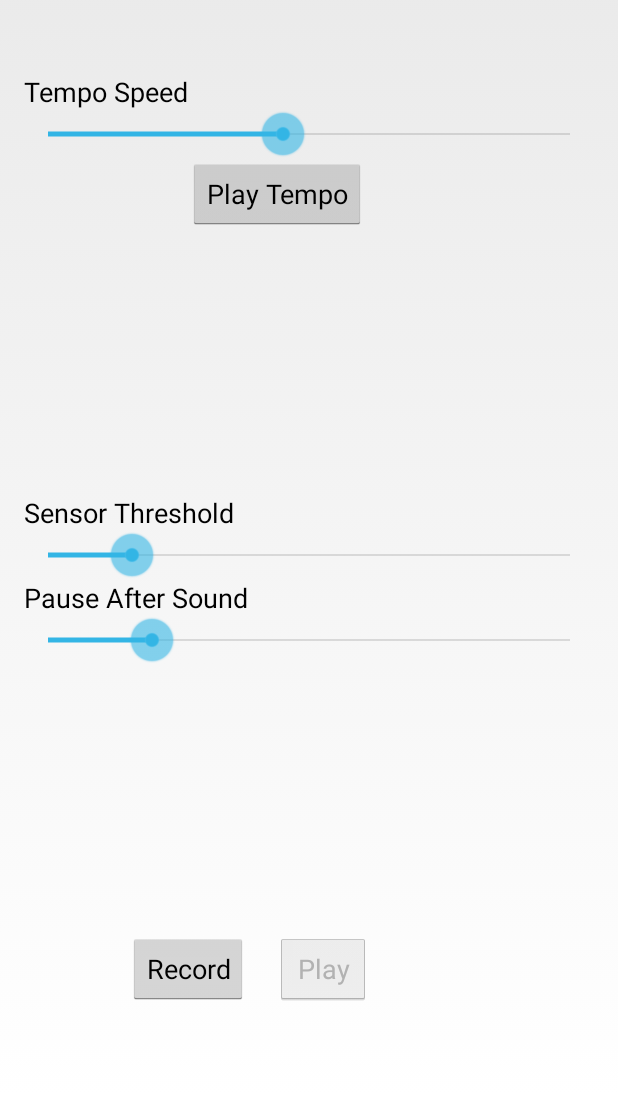
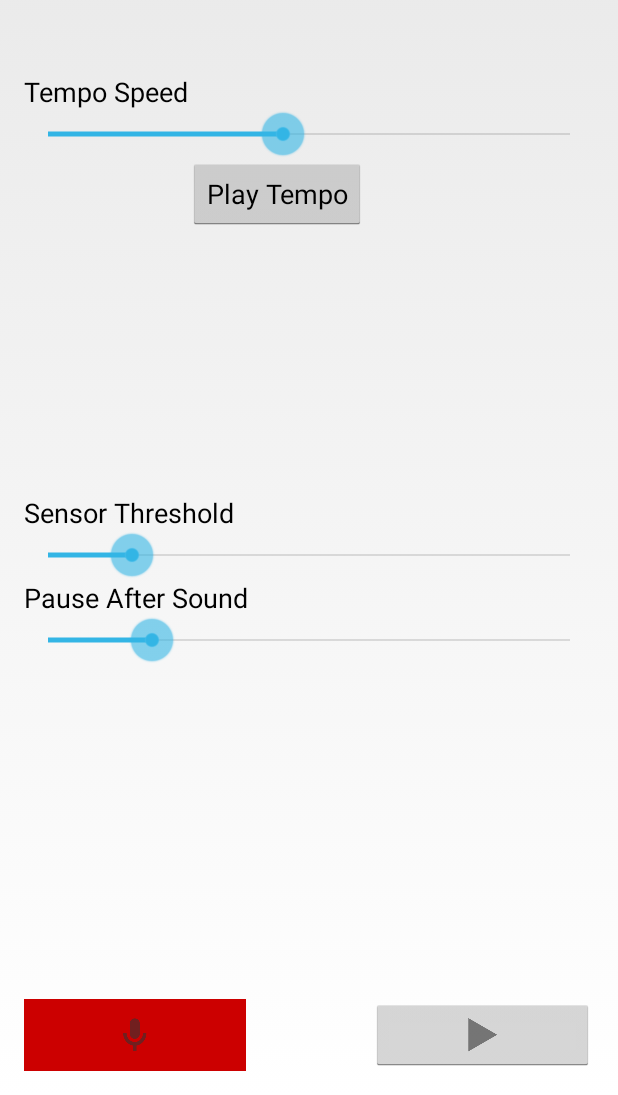
Before and after one commit to pducic/noise-maker, an Android app: the screen it shows after launch (MainActivity), on a phone screen of 412 x 824 dp, the part 141-1236 px from its top. Run offline under Robolectric (Android 15) with nearby library versions, the phone set to English and light mode, and no system bars; 1 statement that could not run was skipped.

Commit message:
added icons

```diff
--- a/src/main/java/com/example/pducic/noisemaker/MainActivity.java
+++ b/src/main/java/com/example/pducic/noisemaker/MainActivity.java
@@ -11,6 +11,7 @@ import android.util.Log;
 import android.view.View;
 import android.view.WindowManager;
 import android.widget.Button;
+import android.widget.ImageButton;
 import android.widget.SeekBar;
 
 import java.util.HashMap;
@@ -37,8 +38,8 @@ public class MainActivity extends Activity implements SensorEventListener {
     private SeekBar tempoSlider;
     private boolean recording = false;
     private boolean playing = false;
-    private Button playButton;
-    private Button recordButton;
+    private ImageButton playButton;
+    private ImageButton recordButton;
     private long startRecording;
     private Map<Long, Direction> recordingMap = new HashMap<Long, Direction>();
     private PlayTask playTask;
@@ -55,8 +56,8 @@ public class MainActivity extends Activity implements SensorEventListener {
         setContentView(R.layout.activity_my);
         tempoButton = (Button) findViewById(R.id.playTempoButton);
         tempoSlider = (SeekBar)findViewById(R.id.tempoSeekbar);
-        playButton = (Button) findViewById(R.id.playButton);
-        recordButton = (Button) findViewById(R.id.recordButton);
+        playButton = (ImageButton) findViewById(R.id.playButton);
+        recordButton = (ImageButton) findViewById(R.id.recordButton);
         tempoSlider.setProgress(tempoToSlider(DEFAULT_TEMPO));
         tempoTask = new TempoTask();
         playTask = new PlayTask();
@@ -174,7 +175,7 @@ public class MainActivity extends Activity implements SensorEventListener {
     private void startPlaying() {
         Log.i("Play", "Starting...");
         playing = true;
-        playButton.setText(R.string.stop);
+        playButton.setImageResource(R.drawable.ic_action_stop);
         playTask.start();
 
     }
@@ -182,7 +183,7 @@ public class MainActivity extends Activity implements SensorEventListener {
     private void stopPlaying() {
         Log.i("Play", "Stopping...");
         playing = false;
-        playButton.setText(R.string.play);
+        playButton.setImageResource(R.drawable.ic_action_play);
         playTask.stop();
     }
 
@@ -190,13 +191,13 @@ public class MainActivity extends Activity implements SensorEventListener {
         recordingMap.clear();
         recording = true;
         startRecording = System.currentTimeMillis();
-        recordButton.setText(R.string.stop);
+        recordButton.setBackgroundResource(android.R.color.darker_gray);
         playButton.setEnabled(false);
     }
 
     private void stopRecording() {
         recording = false;
-        recordButton.setText(R.string.record);
+        recordButton.setBackgroundResource(android.R.color.holo_red_dark);
         playButton.setEnabled(true);
     }
 
@@ -306,7 +307,12 @@ public class MainActivity extends Activity implements SensorEventListener {
         @Override
         protected void process() {
             if (playedDirections >= recordingMap.size()) {
-                stopPlaying();
+                runOnUiThread(new Runnable() {
+                    @Override
+                    public void run() {
+                        stopPlaying();
+                    }
+                });
             }
             Direction direction = recordingMap.get(System.currentTimeMillis() - startTime);
             if(direction != null){
--- a/src/main/java/com/example/pducic/noisemaker/Task.java
+++ b/src/main/java/com/example/pducic/noisemaker/Task.java
@@ -41,7 +41,7 @@ public abstract class Task implements Runnable {
                 process();
             }
         } catch (Exception e) {
-            Log.e("Tempo", "Interrupted", e);
+            Log.e("Task", "Interrupted", e);
         }
         synchronized (this) {
             running = false;
--- a/src/main/res/layout/activity_my.xml
+++ b/src/main/res/layout/activity_my.xml
@@ -90,26 +90,33 @@
         android:layout_alignRight="@+id/tempoSeekbar"
         android:layout_alignEnd="@+id/tempoSeekbar" />
 
-    <Button
+    <ImageButton
         android:layout_width="wrap_content"
         android:layout_height="wrap_content"
         android:text="@string/record"
         android:id="@+id/recordButton"
         android:onClick="onRecordClick"
-        android:layout_marginBottom="44dp"
+        android:src="@drawable/ic_action_mic"
+        android:background="@android:color/holo_red_dark"
         android:layout_alignParentBottom="true"
-        android:layout_alignRight="@+id/pauseView"
-        android:layout_alignEnd="@+id/pauseView" />
+        android:layout_alignParentLeft="true"
+        android:layout_alignParentStart="true"
+        android:layout_alignTop="@+id/playButton"
+        android:layout_toLeftOf="@+id/textView"
+        android:layout_toStartOf="@+id/textView" />
 
-    <Button
+    <ImageButton
         android:layout_width="wrap_content"
         android:layout_height="wrap_content"
         android:enabled="false"
         android:text="@string/play"
         android:id="@+id/playButton"
         android:onClick="onPlayClick"
-        android:layout_alignTop="@+id/recordButton"
-        android:layout_alignRight="@+id/textView"
-        android:layout_alignEnd="@+id/textView" />
+        android:src="@drawable/ic_action_play"
+        android:layout_toEndOf="@+id/textView"
+        android:layout_alignParentBottom="true"
+        android:layout_alignRight="@+id/pauseSlider"
+        android:layout_alignEnd="@+id/pauseSlider"
+        android:layout_toRightOf="@+id/textView" />
 
 </RelativeLayout>
```
